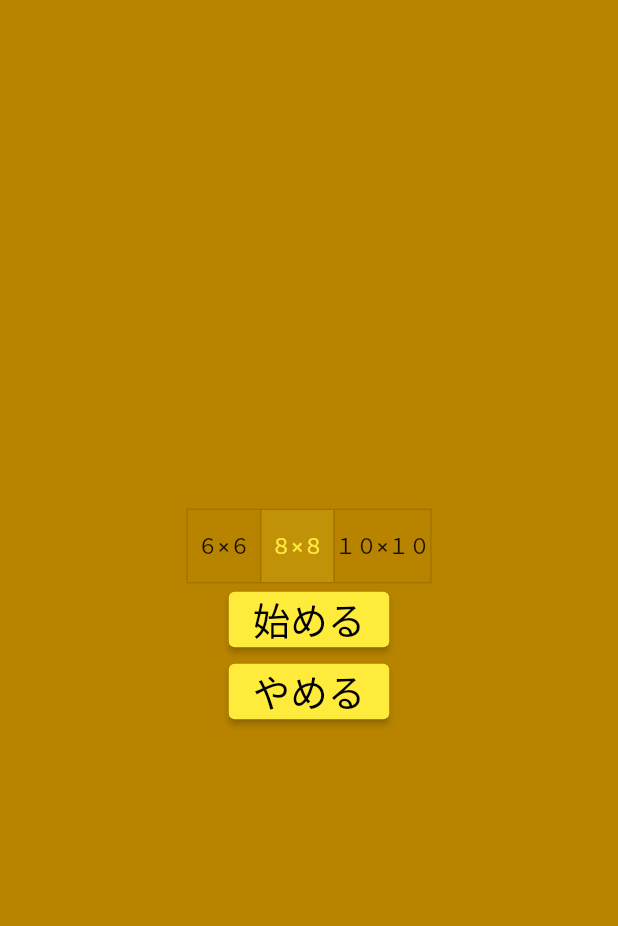
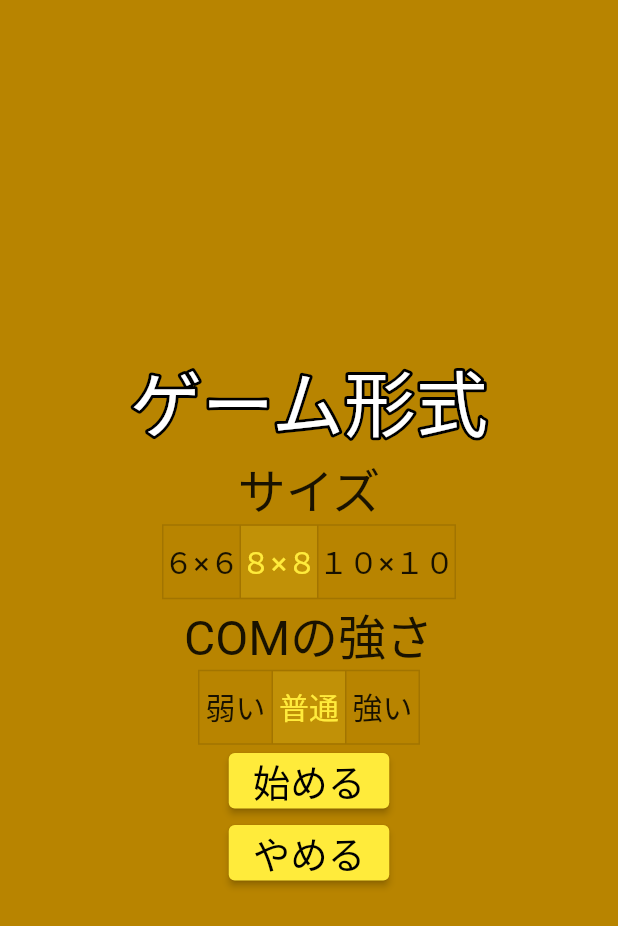
Before and after one commit to KotaSHIOZAKI/flutter_othello_app, a Flutter app: the Options screen opened by its route, on a phone screen of 412 x 824 dp. Shown: the top 926 px of the screen. Run offline on Flutter 3.47's test engine with Material 2 defaults, Android fonts, the phone set to English and light mode, and no system bars; drawn by our look-alikes of bordered_text.

Commit message:
設定画面の構築

```diff
--- a/lib/options.dart
+++ b/lib/options.dart
@@ -1,4 +1,5 @@
 import 'package:flutter/material.dart';
+import 'package:bordered_text/bordered_text.dart';
 
 import 'main.dart';
 import 'game_screen.dart';
@@ -13,6 +14,8 @@ class Options extends StatefulWidget {
 class OptionsPage extends State<Options> {
   int _boardSize = 1;
   var sizeSelect = [false, true, false];
+  int _comLevel = 1;
+  var comSelect = [false, true, false];
 
   @override
   Widget build(BuildContext context) {
@@ -22,12 +25,31 @@ class OptionsPage extends State<Options> {
         child: Column (
           mainAxisSize: MainAxisSize.min,
           children: <Widget>[
+            BorderedText(
+              strokeWidth: 4.0, //縁の太さ
+              strokeColor: Colors.black,
+              child: const Text(
+                "ゲーム形式",
+                textAlign: TextAlign.center,
+                overflow: TextOverflow.visible,
+                style: TextStyle(
+                  fontSize: 48,
+                  color: Colors.white,
+                ),
+              ),
+            ),
+            const Text(
+              "サイズ",
+              style: TextStyle(
+                fontSize: 32,
+              ),
+            ),
             ToggleButtons(
               isSelected: sizeSelect,
               children: const <Widget>[
-                Text("６×６"),
-                Text("８×８"),
-                Text("１０×１０"),
+                Text("６×６", style: TextStyle(fontSize: 20)),
+                Text("８×８", style: TextStyle(fontSize: 20)),
+                Text("１０×１０", style: TextStyle(fontSize: 20)),
               ],
               onPressed: (int index) {
                 setState(() {
@@ -37,6 +59,32 @@ class OptionsPage extends State<Options> {
                       _boardSize = i;
                     } else {
                       sizeSelect[i] = false;
+                    }
+                  }
+                });
+              },
+            ),
+            const Text(
+              "COMの強さ",
+              style: TextStyle(
+                fontSize: 32,
+              ),
+            ),
+            ToggleButtons(
+              isSelected: comSelect,
+              children: const <Widget>[
+                Text("弱い", style: TextStyle(fontSize: 20)),
+                Text("普通", style: TextStyle(fontSize: 20)),
+                Text("強い", style: TextStyle(fontSize: 20)),
+              ],
+              onPressed: (int index) {
+                setState(() {
+                  for (int i = 0; i < comSelect.length; i++) {
+                    if (i == index) {
+                      comSelect[i] = true;
+                      _comLevel = i;
+                    } else {
+                      comSelect[i] = false;
                     }
                   }
                 });
```
